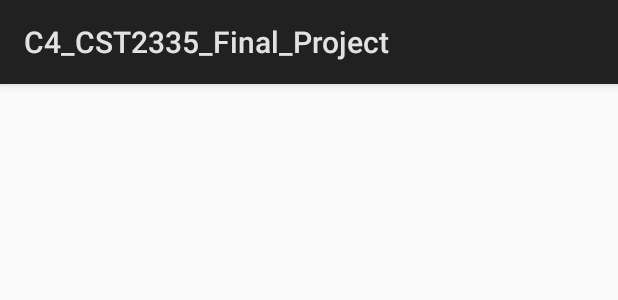
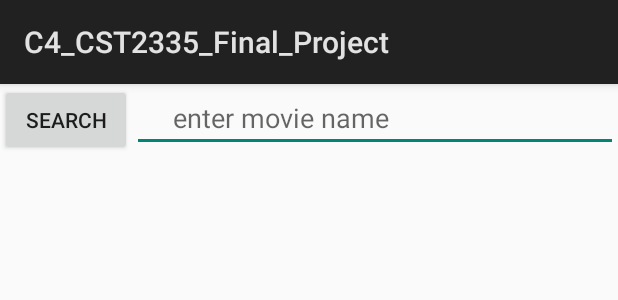
Before and after one commit to RogerZFLi/C4_WYLL_CST2335_Final_Project, an Android app: the layout activity_movie_information.xml on its own in the app's theme, with its tools: preview values and no code run, on a phone screen of 412 x 824 dp. Shown: the top 300 px of the screen. Run offline under Robolectric (Android 15) with nearby library versions, the phone set to English and light mode, and no system bars.

Commit message:
Movie partially done

```diff
--- a/app/build.gradle
+++ b/app/build.gradle
@@ -21,6 +21,7 @@ android {
 dependencies {
     implementation fileTree(dir: 'libs', include: ['*.jar'])
     implementation 'com.android.support.constraint:constraint-layout:1.1.3'
+    implementation 'com.android.support:design:28.0.0'
     testImplementation 'junit:junit:4.12'
     androidTestImplementation 'com.android.support.test:runner:1.0.2'
     androidTestImplementation 'com.android.support.test.espresso:espresso-core:3.0.2'
--- a/app/src/main/res/layout/activity_movie_information.xml
+++ b/app/src/main/res/layout/activity_movie_information.xml
@@ -1,9 +1,54 @@
 <?xml version="1.0" encoding="utf-8"?>
-<android.support.constraint.ConstraintLayout xmlns:android="http://schemas.android.com/apk/res/android"
+<LinearLayout xmlns:android="http://schemas.android.com/apk/res/android"
     xmlns:app="http://schemas.android.com/apk/res-auto"
     xmlns:tools="http://schemas.android.com/tools"
     android:layout_width="match_parent"
     android:layout_height="match_parent"
+    android:orientation="horizontal"
     tools:context=".MovieInformationActivity">
+    <!--android:orientation="horizontal"-->
 
-</android.support.constraint.ConstraintLayout>
+
+    <RelativeLayout
+        android:layout_width="match_parent"
+        android:layout_height="wrap_content">
+
+        <Button
+            android:id="@+id/searchBtnID"
+            android:layout_width="wrap_content"
+            android:layout_height="wrap_content"
+            android:text="@string/movie_searchBtnText"
+            android:layout_alignParentStart="true"
+            tools:layout_editor_absoluteX="103dp"
+            tools:layout_editor_absoluteY="87dp" />
+
+        <EditText
+            android:id="@+id/searchEditTextID"
+            android:layout_width="match_parent"
+            android:layout_height="wrap_content"
+            android:layout_toEndOf="@+id/searchBtnID"
+            android:hint="     enter movie name">
+        </EditText>
+
+        <ListView
+            android:id="@+id/searchListViewID"
+            android:layout_width="match_parent"
+            android:layout_height="match_parent"
+            android:layout_alignParentTop="true"
+            android:layout_alignParentStart="true"
+            android:layout_alignParentEnd="true"
+            android:layout_above="@+id/searchBtnID"/>
+
+        <ProgressBar
+            android:id="@+id/progressBarID"
+            style="?android:attr/progressBarStyleHorizontal"
+            android:layout_width="match_parent"
+            android:layout_height="wrap_content"
+            android:layout_above="@+id/searchEditTextID"
+            android:layout_alignParentStart="true"
+            android:layout_marginStart="0dp"
+            android:layout_marginBottom="212dp"
+            android:visibility="invisible" />
+
+    </RelativeLayout>
+</LinearLayout>
--- a/app/src/main/res/values-zh-ldltr/strings.xml
+++ b/app/src/main/res/values-zh-ldltr/strings.xml
@@ -5,4 +5,5 @@
     <string name="app2_name">CBC新闻读取器</string>
     <string name="app3_name">电影信息</string>
     <string name="app4_name">OCTranspo公交路线</string>
+    <string name="movie_searchBtnText">搜索</string>
 </resources>
--- a/app/src/main/res/values/strings.xml
+++ b/app/src/main/res/values/strings.xml
@@ -2,6 +2,7 @@
     <string name="app_name">C4_CST2335_Final_Project</string>
     <string name="app1_name">Food Nutrition</string>
     <string name="app2_name">CBC  News Reader</string>
-    <string name="app3_name">Movies Information</string>
+    <string name="app3_name">Movie Information</string>
     <string name="app4_name">OCTranspo Bus Route</string>
+    <string name="movie_searchBtnText">Search</string>
 </resources>
--- a/build.gradle
+++ b/build.gradle
@@ -7,7 +7,7 @@ buildscript {
         jcenter()
     }
     dependencies {
-        classpath 'com.android.tools.build:gradle:3.1.4'
+        classpath 'com.android.tools.build:gradle:3.2.1'
 
 
         // NOTE: Do not place your application dependencies here; they belong
```
Also changed, not shown: app/src/main/AndroidManifest.xml (+5 -2 lines), app/src/main/java/com/example/amusu/teamname_cst2335_final_project/MovieInformationActivity.java (+80 -2 lines), gradle/wrapper/gradle-wrapper.properties.
